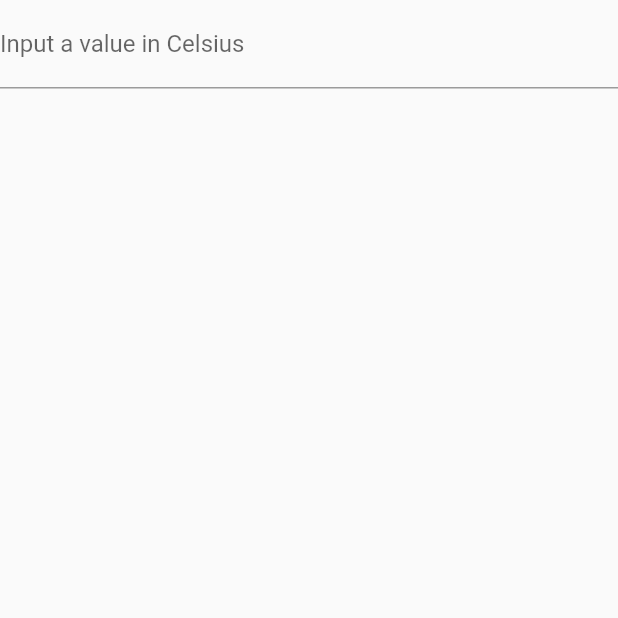
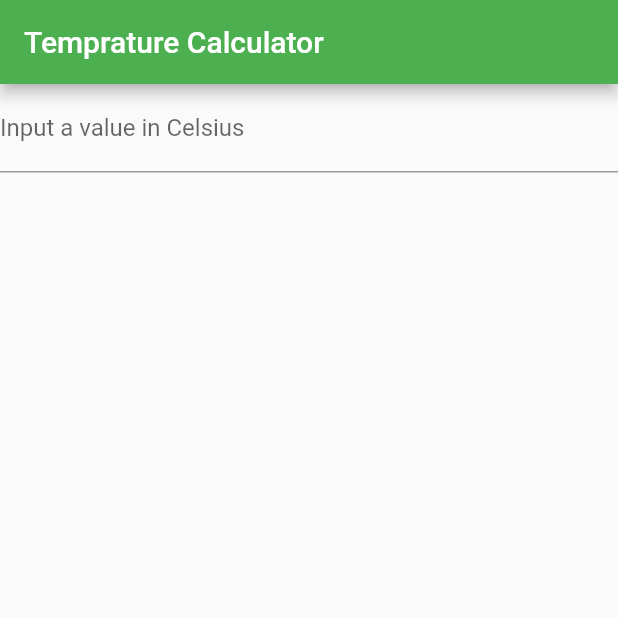
Before and after one commit to IsaiahMag-2004/Temprature-Converter-App, a Flutter app: the screen it shows after launch, on a phone screen of 412 x 824 dp, the top half of it. Run offline on Flutter 3.47's test engine with Material 2 defaults, Android fonts, the light colour scheme and no system bars.

Commit message:
Add App Bar
Added app bar to push our input text field down from the very top of the screen

```diff
--- a/lib/main.dart
+++ b/lib/main.dart
@@ -47,8 +47,13 @@
         labelText: "Input a value in ${fOrC == false ? "Fahrenheit" : "Celsius"}"
       ),
     );
+    AppBar appBar = AppBar(
+      title: Text("Temprature Calculator"),
+      );
+
 
     return Scaffold(
+      appBar: appBar,
       body: Container(
         child: Column(
           children: <Widget>[inputField],
```
